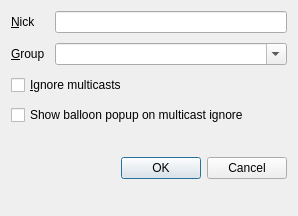
Before: the Qt Designer form src/settings.ui in nikhilm/qommunicate, drawn with Qt 5.
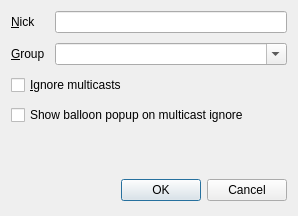
After: the same form once the commit is applied.

Commit message: Make minor change to the layout of settings dialog

```diff
--- a/src/settings.ui
+++ b/src/settings.ui
@@ -91,12 +91,23 @@
        </property>
       </widget>
      </item>
-    </layout>
+     <item>
+      <spacer name="verticalSpacer">
+       <property name="orientation">
+        <enum>Qt::Vertical</enum>
+       </property>
+       <property name="sizeHint" stdset="0">
+        <size>
+         <width>20</width>
+         <height>40</height>
+        </size>
+       </property>
+      </spacer>
    </item>
    <item>
     <widget class="QDialogButtonBox" name="buttonBox">
      <property name="sizePolicy">
-      <sizepolicy hsizetype="Expanding" vsizetype="Minimum">
+        <sizepolicy hsizetype="Expanding" vsizetype="Expanding">
        <horstretch>0</horstretch>
        <verstretch>0</verstretch>
       </sizepolicy>
@@ -108,6 +119,8 @@
       <set>QDialogButtonBox::Cancel|QDialogButtonBox::Ok</set>
      </property>
     </widget>
+     </item>
+    </layout>
    </item>
   </layout>
  </widget>
```
Lines whose indentation alone changed are shown as unchanged.
